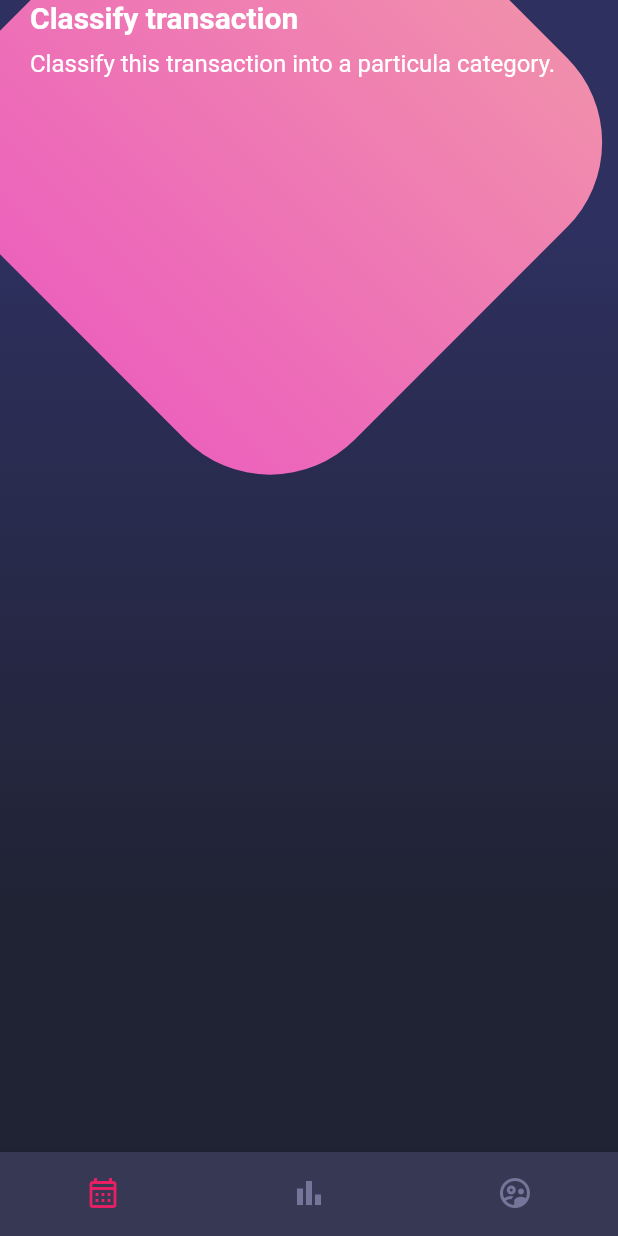
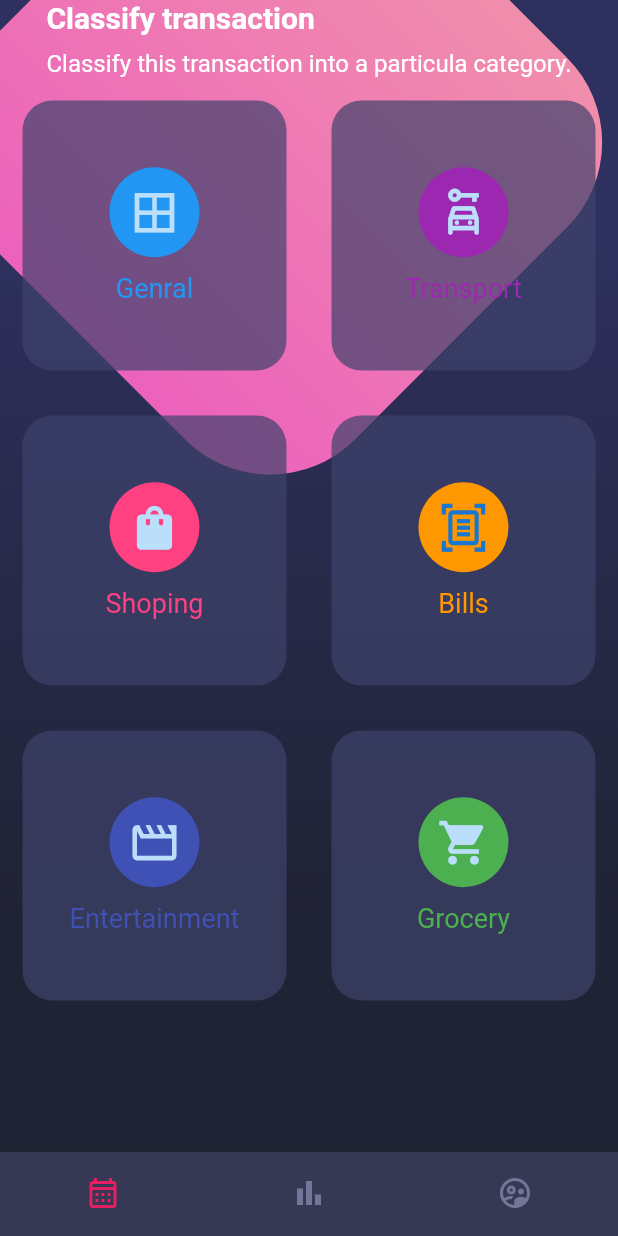
Before and after one commit to e-estrada/flutter_designs, a Flutter app: the screen it shows after launch, on a phone screen of 412 x 824 dp. Run offline on Flutter 3.47's test engine with Material 2 defaults, Android fonts, the phone set to English and light mode, and no system bars.

Commit message:
Diseño Compuesto - Table & TableRow

```diff
--- a/lib/screens/home_screen.dart
+++ b/lib/screens/home_screen.dart
@@ -1,5 +1,6 @@
 import 'package:flutter/material.dart';
 import 'package:flutter_designs/widgets/background.dart';
+import 'package:flutter_designs/widgets/card_table.dart';
 import 'package:flutter_designs/widgets/custom_navigation_bar.dart';
 import 'package:flutter_designs/widgets/page_title.dart';
 
@@ -34,7 +35,10 @@ class _HomeBody extends StatelessWidget {
         children: const [
 
           //Titulos
-          PageTitle()
+          PageTitle(),
+
+          //Card Table
+          CardTable()
 
         ],
       ),
--- /dev/null
+++ b/lib/widgets/card_table.dart
@@ -0,0 +1,88 @@
+import 'package:flutter/material.dart';
+
+class CardTable extends StatelessWidget {
+  const CardTable({super.key});
+
+  @override
+  Widget build(BuildContext context) {
+    return Table(
+      children: const [
+        TableRow(children: [
+          _SingleCard(
+            text: 'Genral',
+            icon: Icons.border_all,
+            color: Colors.blue,
+          ),
+          _SingleCard(
+            text: 'Transport',
+            icon: Icons.car_rental_outlined,
+            color: Colors.purple,
+          ),
+        ]),
+
+        TableRow(children: [
+          _SingleCard(
+            text: 'Shoping',
+            icon: Icons.shopping_bag,
+            color: Colors.pinkAccent,
+          ),
+          _SingleCard(
+            text: 'Bills',
+            icon: Icons.document_scanner_outlined,
+            color: Colors.orange,
+          ),
+        ]),
+
+        TableRow(children: [
+          _SingleCard(
+            text: 'Entertainment',
+            icon: Icons.movie_creation_outlined,
+            color: Colors.indigo,
+          ),
+          _SingleCard(
+            text: 'Grocery',
+            icon: Icons.local_grocery_store,
+            color: Colors.green,
+          ),
+        ]),
+      ],
+    );
+  }
+}
+
+class _SingleCard extends StatelessWidget {
+  final IconData icon;
+  final Color color;
+  final String text;
+
+  const _SingleCard({required this.icon, required this.color, required this.text});
+
+  @override
+  Widget build(BuildContext context) {
+    return Container(
+      margin: const EdgeInsets.all(15),
+      height: 180,
+      decoration: BoxDecoration(color: const Color.fromRGBO(62, 66, 107, 0.7), borderRadius: BorderRadius.circular(20)),
+      child: Column(
+        mainAxisAlignment: MainAxisAlignment.center,
+        children: [
+          CircleAvatar(
+            backgroundColor: color,
+            radius: 30,
+            child: Icon(
+              icon,
+              size: 35,
+            ),
+          ),
+          const SizedBox(
+            height: 10,
+          ),
+          Text(
+            text,
+            style: TextStyle(color: color, fontSize: 18),
+          )
+        ],
+      ),
+    );
+  }
+}
```
